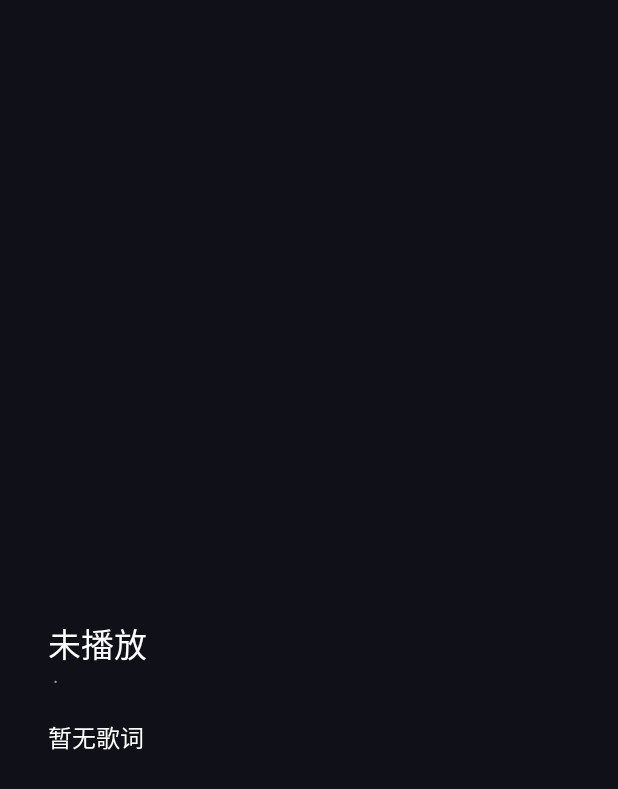
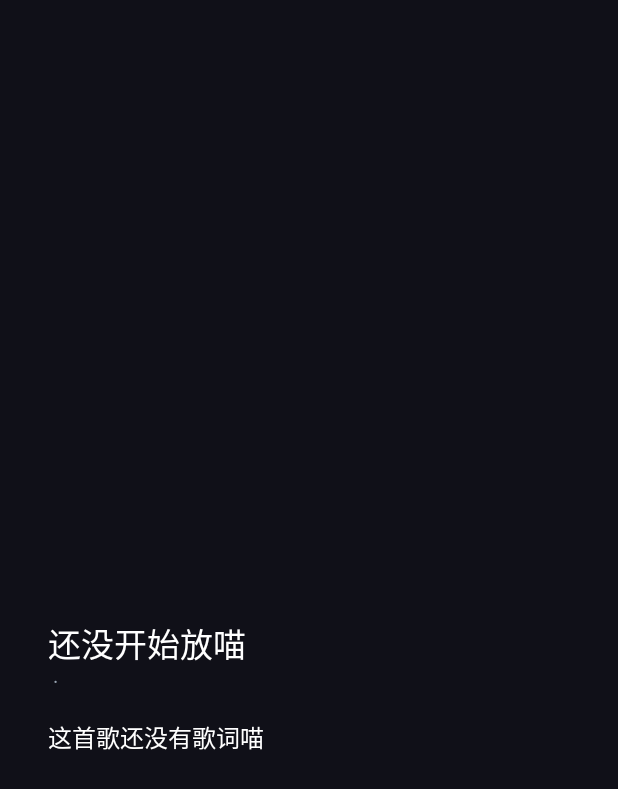
Before and after one commit to nianmenyikuo/TuneKuo, an Android app: the LyricsActivity screen opened directly, with no data from a screen before it, on a phone screen of 412 x 824 dp. Shown: the top 789 px of the screen. Run offline under Robolectric (Android 15) with nearby library versions, the light colour scheme and no system bars; pictures from the network do not load.

Commit message:
全部界面文字改成猫娘语气（中英日），语言选中标记改用图标

```diff
--- /dev/null
+++ b/app/src/main/res/drawable/ic_check.xml
@@ -0,0 +1,9 @@
+<vector xmlns:android="http://schemas.android.com/apk/res/android"
+    android:width="18dp"
+    android:height="18dp"
+    android:viewportWidth="24"
+    android:viewportHeight="24">
+    <path
+        android:fillColor="#FFFFFF"
+        android:pathData="M9,16.17L4.83,12L3.41,13.41L9,19L21,7L19.59,5.59z" />
+</vector>
--- a/app/src/main/res/values/strings.xml
+++ b/app/src/main/res/values/strings.xml
@@ -2,30 +2,30 @@
 <resources>
     <string name="app_name">TuneKuo</string>
 
-    <string name="library_title">音乐库</string>
-    <string name="scanning">扫描中…</string>
-    <string name="search_hint">搜索歌名 / 歌手 / 专辑</string>
-    <string name="not_playing">未播放</string>
-    <string name="count_all">共 %1$d 首</string>
-    <string name="count_filtered">%1$d/%2$d 首</string>
-    <string name="rescan">重新扫描</string>
-    <string name="rescan_done">已重新扫描：%1$d 首</string>
+    <string name="library_title">音乐库喵</string>
+    <string name="scanning">猫猫正在扒拉中…喵</string>
+    <string name="search_hint">找歌名 / 歌手 / 专辑喵…</string>
+    <string name="not_playing">还没开始放喵</string>
+    <string name="count_all">一共 %1$d 首喵</string>
+    <string name="count_filtered">%1$d/%2$d 首喵</string>
+    <string name="rescan">再扒一遍喵</string>
+    <string name="rescan_done">扒拉完啦：%1$d 首喵</string>
 
-    <string name="mode_sequential">顺序</string>
-    <string name="mode_repeat_list">列表循环</string>
-    <string name="mode_repeat_one">单曲循环</string>
-    <string name="mode_shuffle">随机</string>
+    <string name="mode_sequential">顺序喵</string>
+    <string name="mode_repeat_list">列表循环喵</string>
+    <string name="mode_repeat_one">单曲循环喵</string>
+    <string name="mode_shuffle">随机喵</string>
 
-    <string name="unknown_artist">未知艺术家</string>
-    <string name="unknown_album">未知专辑</string>
-    <string name="local_file">本地文件</string>
+    <string name="unknown_artist">不知道是谁喵</string>
+    <string name="unknown_album">不知道是哪张喵</string>
+    <string name="local_file">本地的文件喵</string>
 
-    <string name="no_lyrics">暂无歌词</string>
+    <string name="no_lyrics">这首歌还没有歌词喵</string>
 
-    <string name="settings">设置</string>
-    <string name="settings_language">语言</string>
-    <string name="settings_feedback">Bug 与更新意见反馈</string>
-    <string name="back">← 返回</string>
+    <string name="settings">设置喵</string>
+    <string name="settings_language">语言喵</string>
+    <string name="settings_feedback">有 bug 或想法？告诉人家喵</string>
+    <string name="back">← 回去喵</string>
     <string name="version_fmt">TuneKuo %1$s</string>
     <string name="feedback_url" translatable="false">https://github.com/nianmenyikuo/TuneKuo/issues/new/choose</string>
 
@@ -33,47 +33,47 @@
     <string name="lang_en" translatable="false">English</string>
     <string name="lang_ja" translatable="false">日本語</string>
 
-    <string name="menu_fetch_info">联网获取歌曲信息（含歌词）</string>
-    <string name="menu_detail">歌曲详情</string>
-    <string name="menu_copy_title">复制歌名</string>
-    <string name="menu_copy_path">复制文件路径</string>
-    <string name="menu_delete">删除本地文件</string>
-    <string name="delete_confirm">确定删除「%1$s」？会从设备上真正删掉这个文件，无法撤销。</string>
-    <string name="delete_ok">删除</string>
-    <string name="cancel">取消</string>
-    <string name="deleted">已删除</string>
-    <string name="delete_failed">删除失败</string>
-    <string name="delete_no_perm">删除失败：需要存储权限，请在系统设置里允许 TuneKuo 访问文件</string>
-    <string name="delete_not_in_library">删除失败：系统媒体库里没有这个文件，请用文件管理器删除</string>
-    <string name="delete_canceled">已取消删除</string>
-    <string name="fetching_online">正在联网获取…</string>
-    <string name="fetch_failed">联网获取失败：没找到这首歌的信息</string>
-    <string name="fetch_lyrics_ok">歌词：已获取 %1$d 行</string>
-    <string name="fetch_lyrics_none">歌词：未找到</string>
-    <string name="detail_title">歌名</string>
-    <string name="detail_artist">歌手</string>
-    <string name="detail_album">专辑</string>
-    <string name="detail_year">年份</string>
-    <string name="detail_genre">流派</string>
-    <string name="detail_source">来源</string>
-    <string name="detail_cover">封面</string>
-    <string name="detail_duration">时长</string>
-    <string name="detail_format">格式</string>
-    <string name="detail_size">大小</string>
-    <string name="detail_path">路径</string>
-    <string name="got">已获取</string>
-    <string name="not_found">未找到</string>
-    <string name="view_lyrics">查看歌词</string>
-    <string name="close">关闭</string>
-    <string name="copied">已复制</string>
+    <string name="menu_fetch_info">上网找这首歌的资料（连歌词）喵</string>
+    <string name="menu_detail">看看这首歌的底细喵</string>
+    <string name="menu_copy_title">复制歌名喵</string>
+    <string name="menu_copy_path">复制文件路径喵</string>
+    <string name="menu_delete">把这个文件删掉喵</string>
+    <string name="delete_confirm">真的要删掉「%1$s」吗喵？会从设备上真的删掉，删了就找不回来了喵。</string>
+    <string name="delete_ok">删掉喵</string>
+    <string name="cancel">算了喵</string>
+    <string name="deleted">删掉啦喵</string>
+    <string name="delete_failed">删不掉喵</string>
+    <string name="delete_no_perm">删不掉喵：要存储权限，去系统设置里让人家能访问文件吧喵</string>
+    <string name="delete_not_in_library">删不掉喵：系统媒体库里找不到这个文件，用文件管理器删吧喵</string>
+    <string name="delete_canceled">不删啦喵</string>
+    <string name="fetching_online">人家上网找找…喵</string>
+    <string name="fetch_failed">网上没找到这首歌的资料喵</string>
+    <string name="fetch_lyrics_ok">歌词找到啦：%1$d 行喵</string>
+    <string name="fetch_lyrics_none">歌词没找到喵</string>
+    <string name="detail_title">歌名喵</string>
+    <string name="detail_artist">歌手喵</string>
+    <string name="detail_album">专辑喵</string>
+    <string name="detail_year">年份喵</string>
+    <string name="detail_genre">流派喵</string>
+    <string name="detail_source">从哪找的喵</string>
+    <string name="detail_cover">封面喵</string>
+    <string name="detail_duration">多长喵</string>
+    <string name="detail_format">格式喵</string>
+    <string name="detail_size">多大喵</string>
+    <string name="detail_path">路径喵</string>
+    <string name="got">拿到啦喵</string>
+    <string name="not_found">没找到喵</string>
+    <string name="view_lyrics">看看歌词喵</string>
+    <string name="close">关掉喵</string>
+    <string name="copied">复制好啦喵</string>
     <string name="kv_fmt">%1$s：%2$s</string>
 
-    <string name="notif_channel_playback">播放服务</string>
-    <string name="notif_ready">就绪</string>
-    <string name="notif_prev">上一首</string>
-    <string name="notif_play_pause">播放暂停</string>
-    <string name="notif_next">下一首</string>
-    <string name="now_title">正在播放</string>
+    <string name="notif_channel_playback">播放小帮手喵</string>
+    <string name="notif_ready">随时待命喵</string>
+    <string name="notif_prev">上一首喵</string>
+    <string name="notif_play_pause">播放 / 暂停喵</string>
+    <string name="notif_next">下一首喵</string>
+    <string name="now_title">正在放喵</string>
 
     <string name="scan_tip_1">喵～正用小爪子在每个角落扒拉你的歌哦</string>
     <string name="scan_tip_2">主人稍等喵，猫猫在闻歌的味道～</string>
```
Also changed, not shown: app/src/main/java/com/personal/tunebox/MainActivity.kt (+7 -5 lines), 4 other files.
